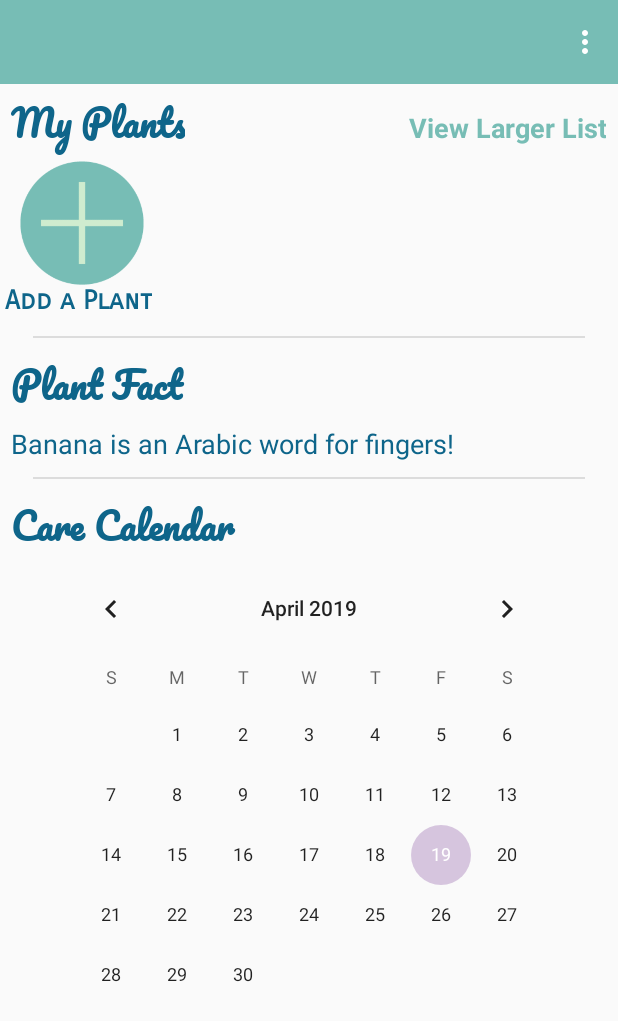
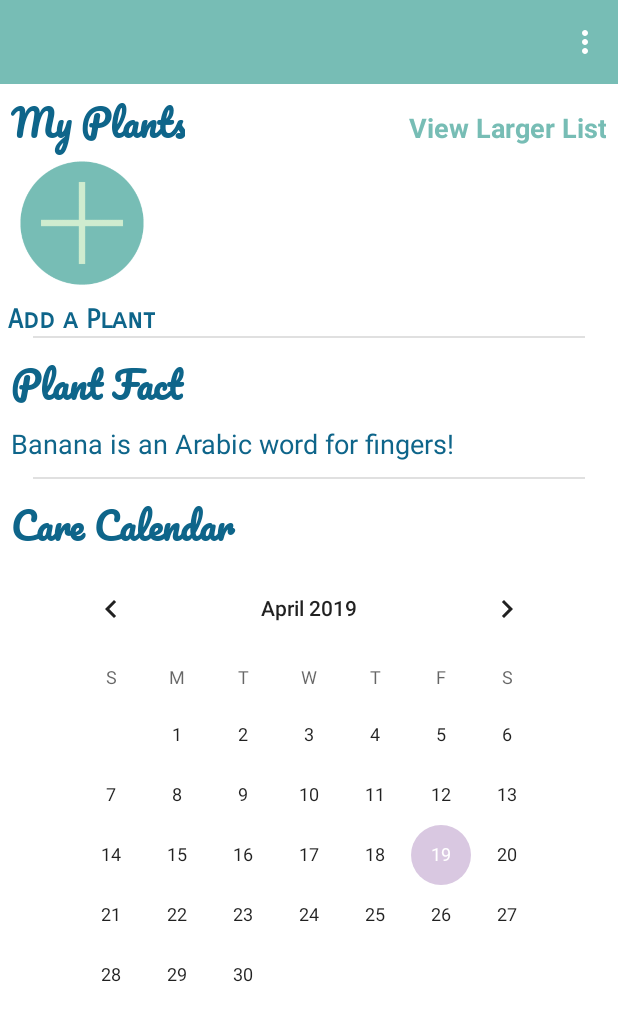
Before and after one commit to foreverFergie/PartyThyme, an Android app: the MainActivity screen opened directly, with no data from a screen before it, on a phone screen of 412 x 824 dp. Shown: the top 1021 px of the screen. Run offline under Robolectric (Android 15) with nearby library versions, the phone set to English and light mode, and no system bars; libraries missing offline, so code that uses them is left out: com.roomorama.caldroid; Roboto replaces fonts that are not available here; 5 statements that could not run were skipped.

Commit message:
fixed background

```diff
--- a/app/build.gradle
+++ b/app/build.gradle
@@ -6,7 +6,7 @@
         applicationId "edu.wit.mobileapp.partythyme"
         minSdkVersion 21
         targetSdkVersion 28
-        versionCode 1
+        versionCode 4
         versionName "1.0"
         testInstrumentationRunner "android.support.test.runner.AndroidJUnitRunner"
     }
--- a/app/src/main/res/layout/activity_main.xml
+++ b/app/src/main/res/layout/activity_main.xml
@@ -23,6 +23,7 @@
     <ScrollView
         android:layout_width="match_parent"
         android:layout_height="match_parent"
+        android:background="@color/white"
         android:orientation="vertical">
 
         <LinearLayout
@@ -96,8 +97,7 @@
                         android:id="@+id/textView5"
                         android:layout_width="wrap_content"
                         android:layout_height="wrap_content"
-                        android:layout_marginLeft="3dp"
-                        android:layout_marginTop="95dp"
+                        android:layout_gravity="bottom|center_horizontal"
                         android:fontFamily="sans-serif-smallcaps"
                         android:text="@string/add_a_plant"
                         android:textColor="@color/colorPrimaryDark"
```
